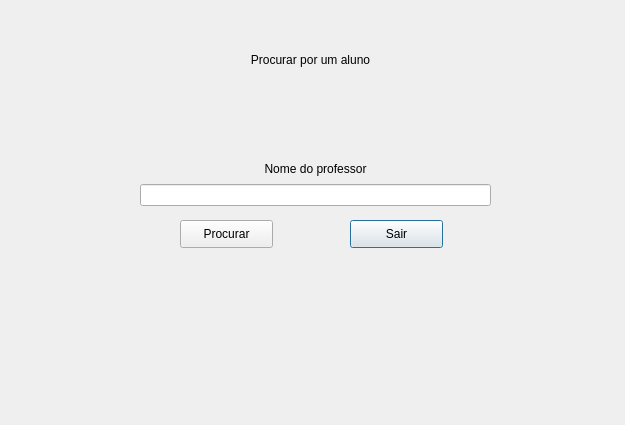
Above: ProjetoFinal/imprimirprofessor.ui from Fernando-maruba/Trabalho-Final-POO before the change. Below: the same form after it.
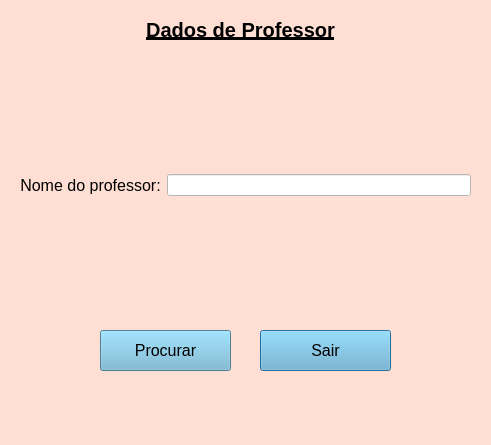
That is the form after the change.

Patch:
```diff
--- a/ProjetoFinal/imprimirprofessor.ui
+++ b/ProjetoFinal/imprimirprofessor.ui
@@ -6,43 +6,96 @@
    <rect>
     <x>0</x>
     <y>0</y>
-    <width>625</width>
-    <height>425</height>
+    <width>491</width>
+    <height>445</height>
    </rect>
   </property>
   <property name="windowTitle">
    <string>Dialog</string>
   </property>
+  <property name="styleSheet">
+   <string notr="true">background-color:#FFDFD3</string>
+  </property>
   <widget class="QLabel" name="label">
    <property name="geometry">
     <rect>
-     <x>140</x>
-     <y>50</y>
+     <x>70</x>
+     <y>20</y>
      <width>341</width>
      <height>20</height>
     </rect>
    </property>
+   <property name="font">
+    <font>
+     <pointsize>-1</pointsize>
+     <weight>75</weight>
+     <bold>true</bold>
+     <underline>true</underline>
+    </font>
+   </property>
+   <property name="styleSheet">
+    <string notr="true">font-size:20px;</string>
+   </property>
    <property name="text">
-    <string>Procurar por um aluno</string>
+    <string>Dados de Professor</string>
    </property>
    <property name="alignment">
     <set>Qt::AlignCenter</set>
    </property>
   </widget>
-  <widget class="QWidget" name="layoutWidget_2">
+  <widget class="QPushButton" name="pushButton_2">
    <property name="geometry">
     <rect>
-     <x>140</x>
-     <y>160</y>
-     <width>351</width>
-     <height>46</height>
+     <x>260</x>
+     <y>330</y>
+     <width>131</width>
+     <height>41</height>
     </rect>
    </property>
-   <layout class="QVBoxLayout" name="verticalLayout">
+   <property name="styleSheet">
+    <string notr="true">font-size:16px;
+box-shadow: none;
+background-color:#6CB2D1</string>
+   </property>
+   <property name="text">
+    <string>Sair</string>
+   </property>
+  </widget>
+  <widget class="QPushButton" name="pushButton">
+   <property name="geometry">
+    <rect>
+     <x>100</x>
+     <y>330</y>
+     <width>131</width>
+     <height>41</height>
+    </rect>
+   </property>
+   <property name="styleSheet">
+    <string notr="true">font-size:16px;
+box-shadow: none;
+background-color:#6CB2D1</string>
+   </property>
+   <property name="text">
+    <string>Procurar</string>
+   </property>
+  </widget>
+  <widget class="QWidget" name="horizontalLayoutWidget">
+   <property name="geometry">
+    <rect>
+     <x>20</x>
+     <y>80</y>
+     <width>451</width>
+     <height>211</height>
+    </rect>
+   </property>
+   <layout class="QHBoxLayout" name="horizontalLayout">
     <item>
      <widget class="QLabel" name="label_2">
+      <property name="styleSheet">
+       <string notr="true">font-size:16px</string>
+      </property>
       <property name="text">
-       <string>Nome do professor</string>
+       <string>Nome do professor:</string>
       </property>
       <property name="alignment">
        <set>Qt::AlignCenter</set>
@@ -57,6 +110,9 @@
       <property name="autoFillBackground">
        <bool>false</bool>
       </property>
+      <property name="styleSheet">
+       <string notr="true">background-color:white;</string>
+      </property>
       <property name="inputMask">
        <string/>
       </property>
@@ -67,32 +123,6 @@
     </item>
    </layout>
   </widget>
-  <widget class="QPushButton" name="pushButton_2">
-   <property name="geometry">
-    <rect>
-     <x>350</x>
-     <y>220</y>
-     <width>93</width>
-     <height>28</height>
-    </rect>
-   </property>
-   <property name="text">
-    <string>Sair</string>
-   </property>
-  </widget>
-  <widget class="QPushButton" name="pushButton">
-   <property name="geometry">
-    <rect>
-     <x>180</x>
-     <y>220</y>
-     <width>93</width>
-     <height>28</height>
-    </rect>
-   </property>
-   <property name="text">
-    <string>Procurar</string>
-   </property>
-  </widget>
  </widget>
  <resources/>
  <connections>
```
